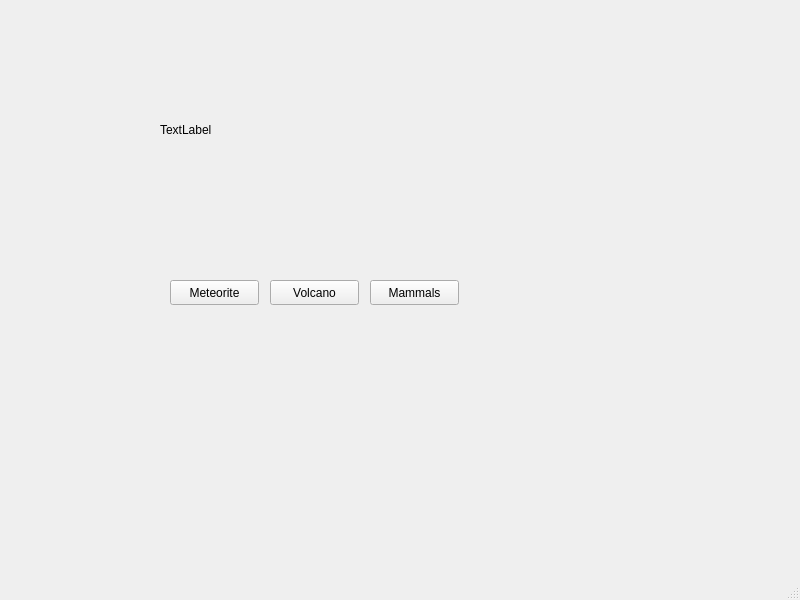
Before: the Qt Designer form hubwindow.ui in robertche54/a8-an-educational-app-f18, drawn with Qt 5.
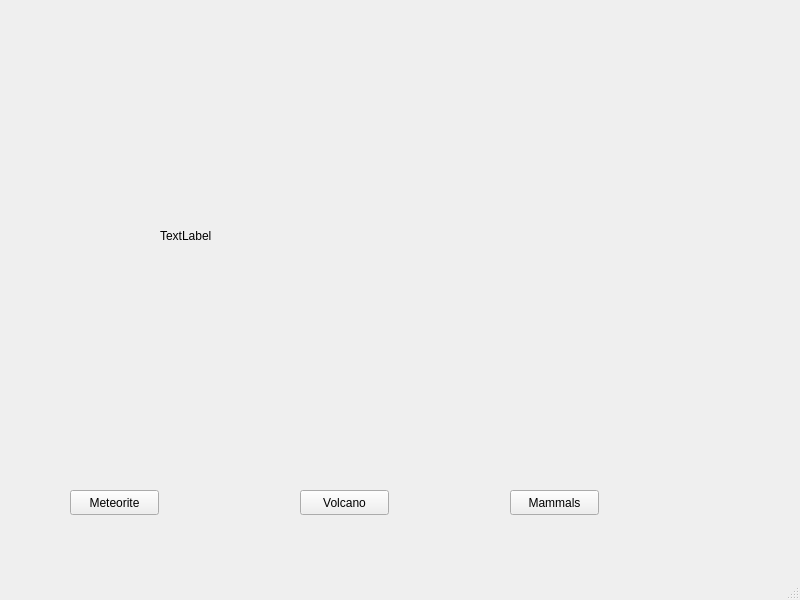
After: the same form once the commit is applied.

Commit message: Simple animation for title screen

Patch:
```diff
--- a/hubwindow.ui
+++ b/hubwindow.ui
@@ -17,8 +17,8 @@
    <widget class="QPushButton" name="metoriteButton">
     <property name="geometry">
      <rect>
-      <x>170</x>
-      <y>280</y>
+      <x>70</x>
+      <y>490</y>
       <width>89</width>
       <height>25</height>
      </rect>
@@ -30,8 +30,8 @@
    <widget class="QPushButton" name="volcanoButton">
     <property name="geometry">
      <rect>
-      <x>270</x>
-      <y>280</y>
+      <x>300</x>
+      <y>490</y>
       <width>89</width>
       <height>25</height>
      </rect>
@@ -43,8 +43,8 @@
    <widget class="QPushButton" name="mammalButton">
     <property name="geometry">
      <rect>
-      <x>370</x>
-      <y>280</y>
+      <x>510</x>
+      <y>490</y>
       <width>89</width>
       <height>25</height>
      </rect>
@@ -58,8 +58,8 @@
      <rect>
       <x>160</x>
       <y>40</y>
-      <width>320</width>
-      <height>180</height>
+      <width>491</width>
+      <height>391</height>
      </rect>
     </property>
     <property name="text">
```
Left out of the diff: 2 changed lines with no effect on the pictures. The commit also changes 3 other files.
